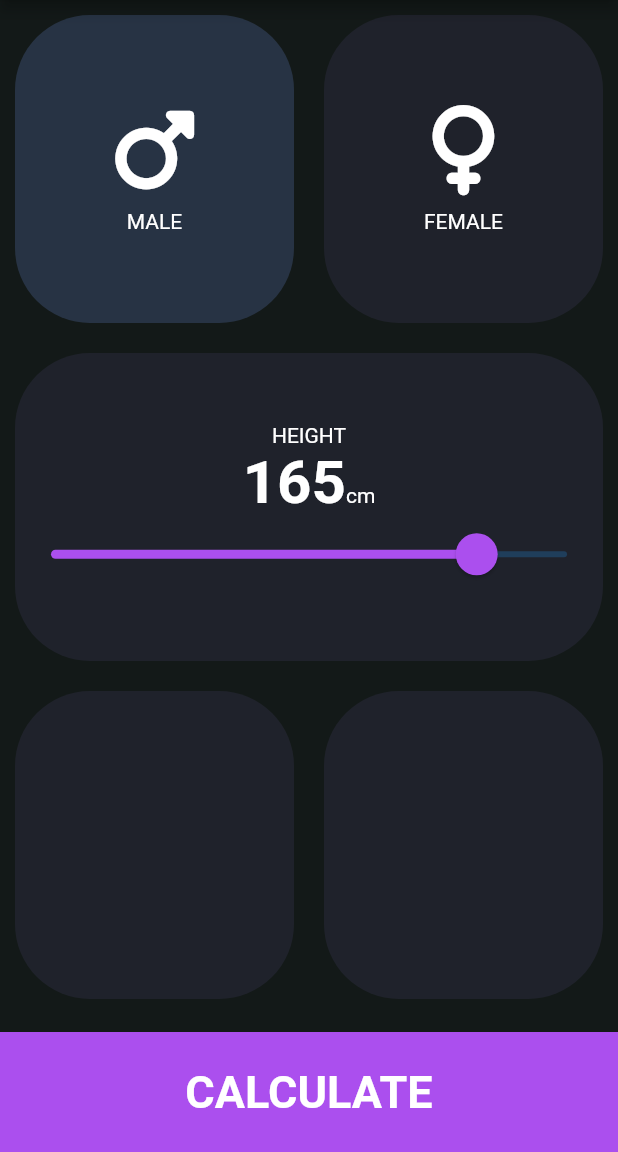
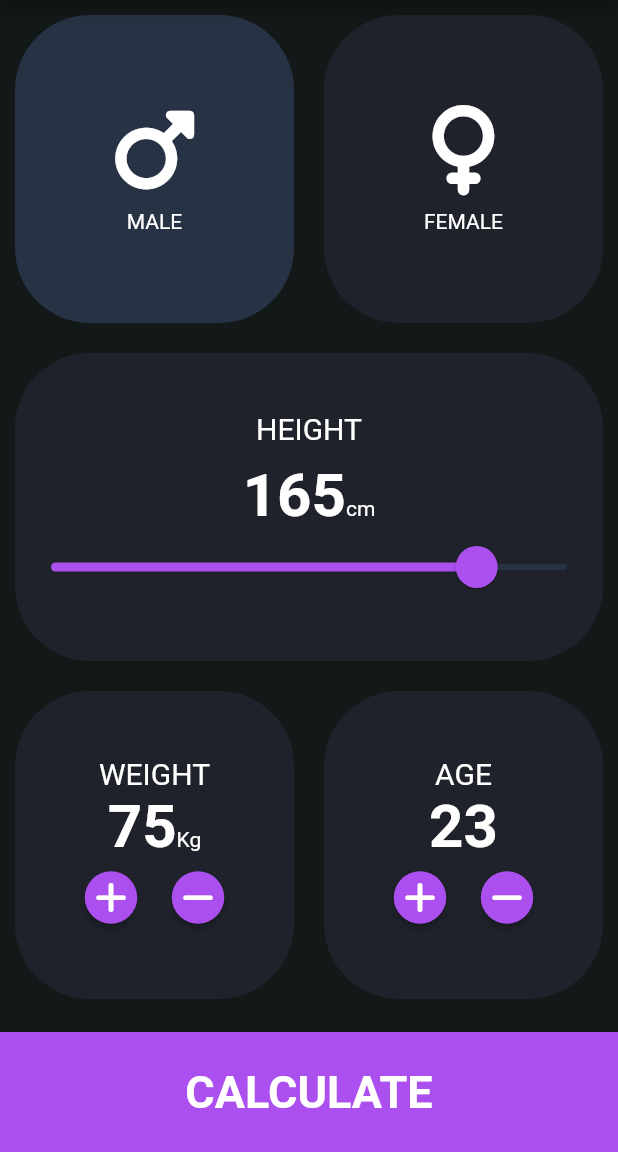
Before and after one commit to cparragatorres/flutter_codigo5_bmi, a Flutter app: the screen it shows after launch, on a phone screen of 412 x 824 dp, the part 84-1236 px from its top. Run offline on Flutter 3.47's test engine with Material 2 defaults, Android fonts, the phone set to English and light mode, and no system bars; our stand-ins replace font_awesome_flutter.

Commit message:
HEIGHT y AGE - BUTTON PLUS AND MINUS FaIcon

```diff
--- a/lib/main.dart
+++ b/lib/main.dart
@@ -20,6 +20,7 @@ class MyApp extends StatelessWidget {
         scaffoldBackgroundColor: Color(0xff131918),
         sliderTheme: SliderThemeData(
           activeTrackColor: kPrimaryColor,
+          inactiveTrackColor: kTapSelectColor,
           thumbColor: kPrimaryColor,
           thumbShape: RoundSliderThumbShape(
             enabledThumbRadius: 14.0,
--- a/lib/pages/input_page.dart
+++ b/lib/pages/input_page.dart
@@ -16,6 +16,8 @@ class inputPage extends StatefulWidget {
 class _inputPageState extends State<inputPage> {
   Gender selectedOption = Gender.male;
   int height = 165;
+  int weight = 75;
+  int age = 23;
 
   @override
   Widget build(BuildContext context) {
@@ -76,6 +78,10 @@ class _inputPageState extends State<inputPage> {
                       children: [
                         Text(
                           "HEIGHT",
+                          style: TextStyle(fontSize: 20.0),
+                        ),
+                        SizedBox(
+                          height: 10.0,
                         ),
                         Row(
                           mainAxisAlignment: MainAxisAlignment.center,
@@ -115,13 +121,135 @@ class _inputPageState extends State<inputPage> {
                 Expanded(
                   child: ReusableCard(
                     color: kCardColor,
-                    childCard: Center(),
+                    childCard: Column(
+                      mainAxisAlignment: MainAxisAlignment.center,
+                      children: [
+                        Text(
+                          "WEIGHT",
+                          style: TextStyle(
+                            fontSize: 20.0,
+                          ),
+                        ),
+                        Row(
+                          mainAxisAlignment: MainAxisAlignment.center,
+                          crossAxisAlignment: CrossAxisAlignment.baseline,
+                          textBaseline: TextBaseline.alphabetic,
+                          children: [
+                            Text(
+                              weight.toString(),
+                              style: TextStyle(
+                                fontSize: 40.0,
+                                fontWeight: FontWeight.bold,
+                              ),
+                            ),
+                            Text(
+                              "Kg",
+                            ),
+                          ],
+                        ),
+                        Row(
+                          mainAxisAlignment: MainAxisAlignment.center,
+                          children: [
+                            RawMaterialButton(
+                              shape: CircleBorder(),
+                              fillColor: kPrimaryColor,
+                              constraints: BoxConstraints.tightFor(
+                                width: 35.0,
+                                height: 35.0,
+                              ),
+                              child: FaIcon(FontAwesomeIcons.plus),
+                              onPressed: () {
+                                weight++;
+                                setState((){});
+                              },
+                            ),
+                            const SizedBox(
+                              width: 10.0,
+                            ),
+                            RawMaterialButton(
+                              shape: CircleBorder(),
+                              fillColor: kPrimaryColor,
+                              constraints: BoxConstraints.tightFor(
+                                width: 35.0,
+                                height: 35.0,
+                              ),
+                              child: FaIcon(FontAwesomeIcons.minus),
+                              onPressed: () {
+                                weight--;
+                                setState((){});
+                              },
+                            ),
+                          ],
+                        ),
+                      ],
+                    ),
                   ),
                 ),
                 Expanded(
                   child: ReusableCard(
                     color: kCardColor,
-                    childCard: Container(),
+                    childCard: Column(
+                      mainAxisAlignment: MainAxisAlignment.center,
+                      children: [
+                        Text(
+                          "AGE",
+                          style: TextStyle(
+                            fontSize: 20.0,
+                          ),
+                        ),
+                        Row(
+                          mainAxisAlignment: MainAxisAlignment.center,
+                          crossAxisAlignment: CrossAxisAlignment.baseline,
+                          textBaseline: TextBaseline.alphabetic,
+                          children: [
+                            Text(
+                              age.toString(),
+                              style: TextStyle(
+                                fontSize: 40.0,
+                                fontWeight: FontWeight.bold,
+                              ),
+                            ),
+                            Text(
+                              "",
+                            ),
+                          ],
+                        ),
+                        Row(
+                          mainAxisAlignment: MainAxisAlignment.center,
+                          children: [
+                            RawMaterialButton(
+                              shape: CircleBorder(),
+                              fillColor: kPrimaryColor,
+                              constraints: BoxConstraints.tightFor(
+                                width: 35.0,
+                                height: 35.0,
+                              ),
+                              child: FaIcon(FontAwesomeIcons.plus),
+                              onPressed: () {
+                                age++;
+                                setState((){});
+                              },
+                            ),
+                            const SizedBox(
+                              width: 10.0,
+                            ),
+                            RawMaterialButton(
+                              shape: CircleBorder(),
+                              fillColor: kPrimaryColor,
+                              constraints: BoxConstraints.tightFor(
+                                width: 35.0,
+                                height: 35.0,
+                              ),
+                              child: FaIcon(FontAwesomeIcons.minus),
+                              onPressed: () {
+                                age--;
+                                setState((){});
+                              },
+                            ),
+                          ],
+                        ),
+                      ],
+                    ),
                   ),
                 ),
               ],
```
